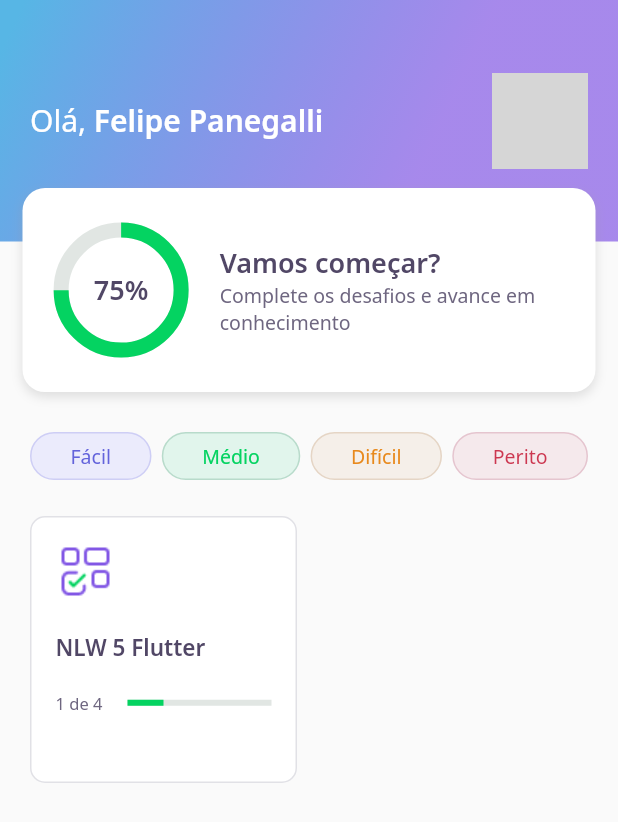
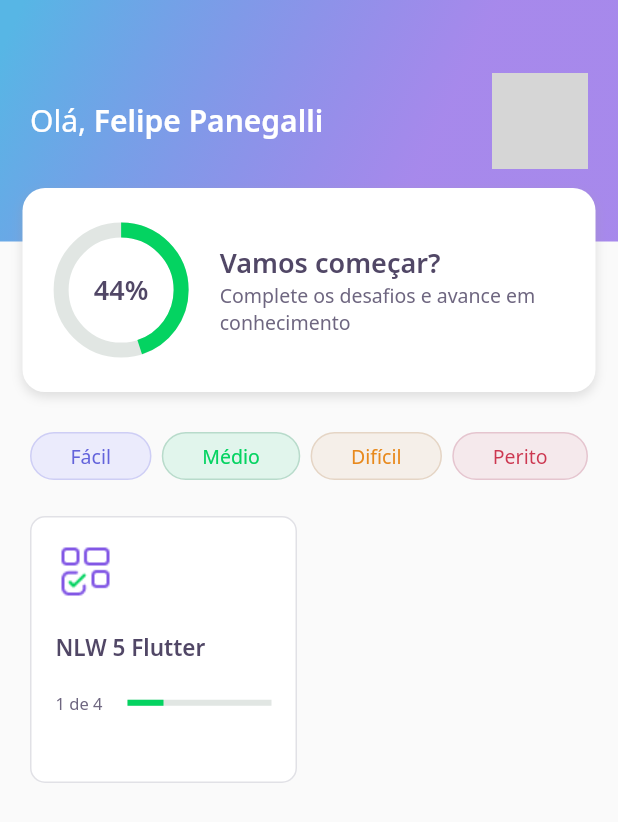
Before and after one commit to felipepanegalli/nlw5-devquiz, a Flutter app: the HomePage screen opened directly, on a phone screen of 412 x 824 dp. Shown: the top 822 px of the screen. Run offline on Flutter 3.47's test engine with Material 2 defaults, Android fonts, the phone set to English and light mode, and no system bars; our stand-ins replace google_fonts, share_plus; accounts and stored records are empty; network calls fail; grey boxes are pictures that could not be loaded.

Commit message:
Day 05: Finished 1st part of quiz. Add animation in home chart

```diff
--- a/lib/challenge/challenge_controller.dart
+++ b/lib/challenge/challenge_controller.dart
@@ -8,4 +8,6 @@ class ChallengeController {
   int get currentPage => currentPageNotifier.value;
   set currentPage(int value) => currentPageNotifier.value = value;
   // Gerenciamento de Value
+
+  int qtdAnwserRight = 0;
 }
--- a/lib/challenge/widgets/awnser/awnser_widget.dart
+++ b/lib/challenge/widgets/awnser/awnser_widget.dart
@@ -7,7 +7,7 @@ class AwnserWidget extends StatelessWidget {
   final AwnserModel awnser;
   final bool isSelected;
   final bool isDisabled;
-  final VoidCallback onTap;
+  final ValueChanged<bool> onTap;
 
   AwnserWidget({
     Key? key,
@@ -39,7 +39,9 @@ class AwnserWidget extends StatelessWidget {
     return IgnorePointer(
       ignoring: isDisabled,
       child: GestureDetector(
-        onTap: onTap,
+        onTap: () {
+          onTap(awnser.isRight);
+        },
         child: Padding(
           padding: const EdgeInsets.symmetric(horizontal: 16, vertical: 4),
           child: Container(
--- a/lib/core/app_widget.dart
+++ b/lib/core/app_widget.dart
@@ -1,6 +1,5 @@
 import 'package:flutter/material.dart';
-import 'package:nlw_5_dev_quiz/challenge/challenge_page.dart';
-import 'package:nlw_5_dev_quiz/home/home_page.dart';
+import 'package:nlw_5_dev_quiz/splash/splash_page.dart';
 
 class AppWidget extends StatelessWidget {
   @override
@@ -8,7 +7,7 @@ class AppWidget extends StatelessWidget {
     return MaterialApp(
       title: 'DevQuiz',
       debugShowCheckedModeBanner: false,
-      home: HomePage(),
+      home: SplashPage(),
     );
   }
 }
--- a/lib/home/widgets/appbar/app_bar_widget.dart
+++ b/lib/home/widgets/appbar/app_bar_widget.dart
@@ -52,7 +52,7 @@ class AppBarWidget extends PreferredSize {
                 ),
                 Align(
                   alignment: Alignment(0.0, 1.2),
-                  child: ScoreCardWidget(),
+                  child: ScoreCardWidget(percent: user.score / 100),
                 ),
               ],
             ),
--- a/lib/home/widgets/chart/chart_widget.dart
+++ b/lib/home/widgets/chart/chart_widget.dart
@@ -1,13 +1,40 @@
 import 'package:flutter/material.dart';
 import 'package:nlw_5_dev_quiz/core/core.dart';
 
-class ChartWidget extends StatelessWidget {
+class ChartWidget extends StatefulWidget {
+  final double percent;
+
+  const ChartWidget({Key? key, required this.percent}) : super(key: key);
+  @override
+  _ChartWidgetState createState() => _ChartWidgetState();
+}
+
+class _ChartWidgetState extends State<ChartWidget>
+    with SingleTickerProviderStateMixin {
+  late AnimationController _controller;
+  late Animation<double> _animation;
+
+  void _initAnimation() {
+    _controller =
+        AnimationController(vsync: this, duration: Duration(seconds: 3));
+    _animation = Tween(begin: 0.0, end: widget.percent).animate(_controller);
+    _controller.forward();
+  }
+
+  @override
+  void initState() {
+    _initAnimation();
+    super.initState();
+  }
+
   @override
   Widget build(BuildContext context) {
     return Container(
       height: 80,
       width: 80,
-      child: Stack(
+      child: AnimatedBuilder(
+        animation: _animation,
+        builder: (context, _) => Stack(
           children: [
             Center(
               child: Container(
@@ -15,15 +42,18 @@ class ChartWidget extends StatelessWidget {
                 width: 80,
                 child: CircularProgressIndicator(
                   strokeWidth: 10,
-                value: .75,
+                  value: _animation.value,
                   backgroundColor: AppColors.chartSecondary,
                   valueColor:
                       AlwaysStoppedAnimation<Color>(AppColors.chartPrimary),
                 ),
               ),
             ),
-          Center(child: Text("75%", style: AppTextStyles.heading))
+            Center(
+                child: Text("${(_animation.value * 100).toInt()}%",
+                    style: AppTextStyles.heading))
           ],
+        ),
       ),
     );
   }
--- a/lib/home/widgets/score_card/score_card.dart
+++ b/lib/home/widgets/score_card/score_card.dart
@@ -3,6 +3,9 @@ import 'package:nlw_5_dev_quiz/core/core.dart';
 import 'package:nlw_5_dev_quiz/home/widgets/chart/chart_widget.dart';
 
 class ScoreCardWidget extends StatelessWidget {
+  final double percent;
+
+  const ScoreCardWidget({Key? key, required this.percent}) : super(key: key);
   @override
   Widget build(BuildContext context) {
     return Padding(
@@ -27,7 +30,7 @@ class ScoreCardWidget extends StatelessWidget {
           children: [
             Expanded(
               flex: 1,
-              child: ChartWidget(),
+              child: ChartWidget(percent: percent),
             ),
             Expanded(
               flex: 3,
```
Also changed, not shown: lib/challenge/challenge_page.dart (+22 -3 lines), lib/challenge/widgets/next_button/next_button_widget.dart (+17 -0 lines), lib/challenge/widgets/quiz/quiz_widget.dart (+4 -4 lines), lib/home/home_page.dart (+5 -2 lines), lib/result/result_page.dart (added, +96 -0 lines), lib/splash/splash_page.dart (+9 -0 lines), pubspec.yaml (+1 -8 lines), assets/images/trophy.png, pubspec.lock, 1 other file. Lines whose indentation alone changed are shown as unchanged.
